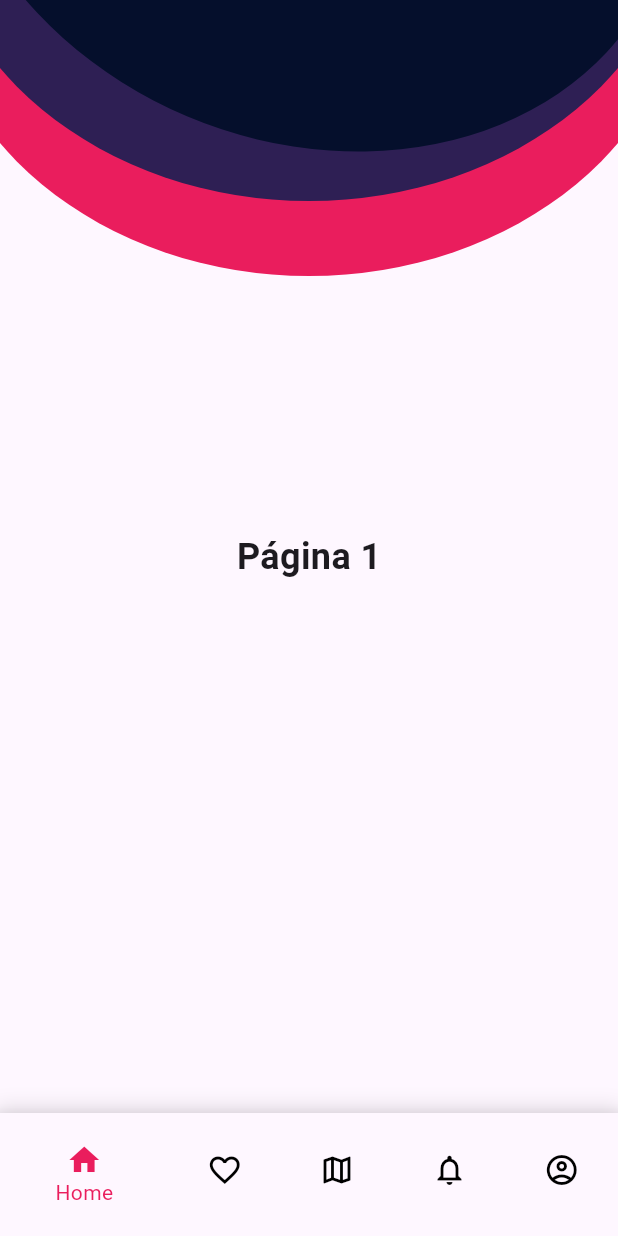
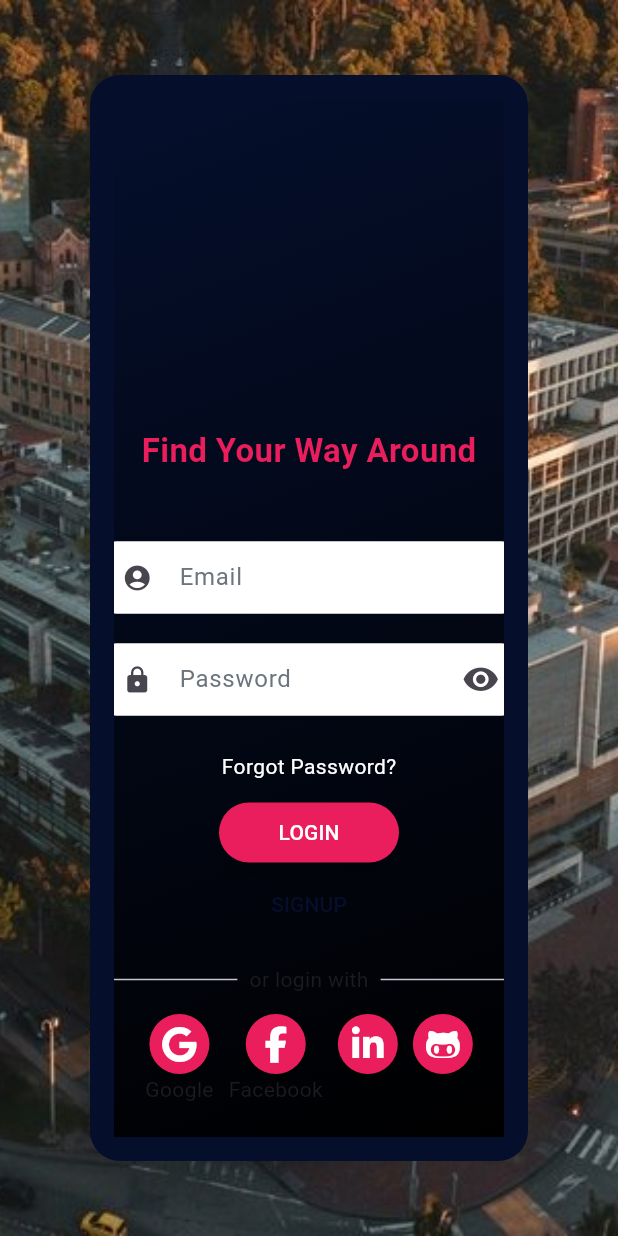
Before and after one commit to ISIS3510-G12/Dart-G12, a Flutter app: the screen it shows after launch, on a phone screen of 412 x 824 dp. Run offline on Flutter 3.47's test engine with Material 3 defaults, Android fonts, the light colour scheme and no system bars; drawn by our look-alikes of flutter_login; our stand-ins replace font_awesome_flutter.

Commit message:
sign_in screen

```diff
--- a/lib/main.dart
+++ b/lib/main.dart
@@ -1,5 +1,6 @@
 import 'package:flutter/material.dart';
-import 'views/MainScreen.dart';
+//import 'views/MainScreen.dart';
+import 'views/sign_in.dart';
 
 void main() {
   runApp(MyApp());
@@ -16,7 +17,7 @@ class MyApp extends StatelessWidget {
       theme: ThemeData(primarySwatch: Colors.blue),
       initialRoute: '/',
       routes: {
-        '/': (context) => const MainScreen(),
+        '/': (context) => const LoginScreen(),
 
       },
     );
--- /dev/null
+++ b/lib/views/sign_in.dart
@@ -0,0 +1,166 @@
+import 'package:dart_g12/views/MainScreen.dart';
+import 'package:flutter/material.dart';
+import 'package:flutter_login/flutter_login.dart';
+import 'package:font_awesome_flutter/font_awesome_flutter.dart';
+
+const users = {
+  'dribbble@gmail.com': '12345',
+  'hunter@gmail.com': 'hunter',
+};
+
+class LoginScreen extends StatelessWidget {
+  const LoginScreen({super.key});
+
+  Duration get loginTime => const Duration(milliseconds: 2250);
+
+  Future<String?> _authUser(LoginData data) {
+    debugPrint('Name: \${data.name}, Password: \${data.password}');
+    return Future.delayed(loginTime).then((_) {
+      if (!users.containsKey(data.name)) {
+        return 'User not exists';
+      }
+      if (users[data.name] != data.password) {
+        return 'Password does not match';
+      }
+      return null;
+    });
+  }
+
+  Future<String?> _signupUser(SignupData data) {
+    debugPrint('Signup Name: \${data.name}, Password: \${data.password}');
+    return Future.delayed(loginTime).then((_) => null);
+  }
+
+  Future<String?> _recoverPassword(String name) {
+    debugPrint('Name: $name');
+    return Future.delayed(loginTime).then((_) {
+      if (!users.containsKey(name)) {
+        return 'User not exists';
+      }
+      return null;
+    });
+  }
+
+  @override
+  Widget build(BuildContext context) {
+    return Scaffold(
+      body: Container(
+        decoration: BoxDecoration(
+          image: DecorationImage(
+            image: AssetImage('assets/images/andes.jpg'),
+            fit: BoxFit.cover,
+          ),
+        ),
+        child: Center(
+          child: Container(
+            padding: EdgeInsets.all(16.0),
+            margin: EdgeInsets.symmetric(horizontal: 60.0, vertical: 50.0),
+            decoration: BoxDecoration(
+              color: Color(0xFF050F2C),
+              borderRadius: BorderRadius.circular(20.0),
+            ),
+
+            child: FlutterLogin(
+              onLogin: _authUser,
+              onSignup: _signupUser,
+              onRecoverPassword: _recoverPassword,
+              title: 'Find Your Way Around',
+
+              theme: LoginTheme(
+                primaryColor:Color(0xFF050F2C),
+                accentColor: Colors.white,
+                errorColor: Colors.red,
+                titleStyle: TextStyle(
+                  color: Color(0xFFEA1D5D),
+                  fontSize: 22,
+                  fontWeight: FontWeight.bold,
+                ),
+                bodyStyle: TextStyle(
+                  color: Colors.white,
+                  fontSize: 14,
+                ),
+                textFieldStyle: TextStyle(
+                  color: Colors.white,
+                ),
+                cardTheme: CardTheme(
+                  color: Colors.transparent,
+                  elevation: 0,
+                ),
+                inputTheme: InputDecorationTheme(
+                  filled: true,
+                  fillColor: Colors.white,
+                  contentPadding:
+                      EdgeInsets.symmetric(horizontal: 10, vertical: 5),
+                  labelStyle: TextStyle(color: Color(0xFF6C757D)),
+                  enabledBorder: OutlineInputBorder(
+                    borderSide: BorderSide(color: Colors.white),
+                    borderRadius: BorderRadius.circular(10.0),
+                  ),
+                  focusedBorder: OutlineInputBorder(
+                    borderSide: BorderSide(color: Color(0xFFEA1D5D), width: 2),
+                    borderRadius: BorderRadius.circular(10.0),
+                  ),
+                ),
+                buttonTheme: LoginButtonTheme(
+                  splashColor: Color(0xFFEA1D5D),
+                  backgroundColor: Color(0xFFEA1D5D),
+                  highlightColor: Colors.white,
+                  elevation: 5.0,
+                  highlightElevation: 3.0,
+                  shape: RoundedRectangleBorder(
+                    borderRadius: BorderRadius.circular(30),
+                  ),
+                ),
+              ),
+              loginProviders: <LoginProvider>[
+                LoginProvider(
+                  icon: FontAwesomeIcons.google,
+                  label: 'Google',
+                  callback: () async {
+                    debugPrint('start google sign in');
+                    await Future.delayed(loginTime);
+                    debugPrint('stop google sign in');
+                    return null;
+                  },
+                ),
+                LoginProvider(
+                  icon: FontAwesomeIcons.facebookF,
+                  label: 'Facebook',
+                  callback: () async {
+                    debugPrint('start facebook sign in');
+                    await Future.delayed(loginTime);
+                    debugPrint('stop facebook sign in');
+                    return null;
+                  },
+                ),
+                LoginProvider(
+                  icon: FontAwesomeIcons.linkedinIn,
+                  callback: () async {
+                    debugPrint('start linkedin sign in');
+                    await Future.delayed(loginTime);
+                    debugPrint('stop linkedin sign in');
+                    return null;
+                  },
+                ),
+                LoginProvider(
+                  icon: FontAwesomeIcons.githubAlt,
+                  callback: () async {
+                    debugPrint('start github sign in');
+                    await Future.delayed(loginTime);
+                    debugPrint('stop github sign in');
+                    return null;
+                  },
+                ),
+              ],
+              onSubmitAnimationCompleted: () {
+                Navigator.of(context).pushReplacement(
+                  MaterialPageRoute(builder: (context) => const MainScreen()),
+                );
+              },
+            ),
+          ),
+        ),
+      ),
+    );
+  }
+}
--- a/pubspec.yaml
+++ b/pubspec.yaml
@@ -30,10 +30,13 @@ environment:
 dependencies:
   flutter:
     sdk: flutter
+  flutter_login: ^4.2.1
 
   # The following adds the Cupertino Icons font to your application.
   # Use with the CupertinoIcons class for iOS style icons.
   cupertino_icons: ^1.0.8
+
+  font_awesome_flutter: ^10.7.0
 
 dev_dependencies:
   flutter_test:
@@ -59,7 +62,7 @@ flutter:
 
   # To add assets to your application, add an assets section, like this:
   assets:
-   - assets/
+      - assets/images/andes.jpg
   #   - images/a_dot_ham.jpeg
 
   # An image asset can refer to one or more resolution-specific "variants", see
```
Also changed, not shown: assets/images/andes.jpg (added), pubspec.lock, 5 other files.
